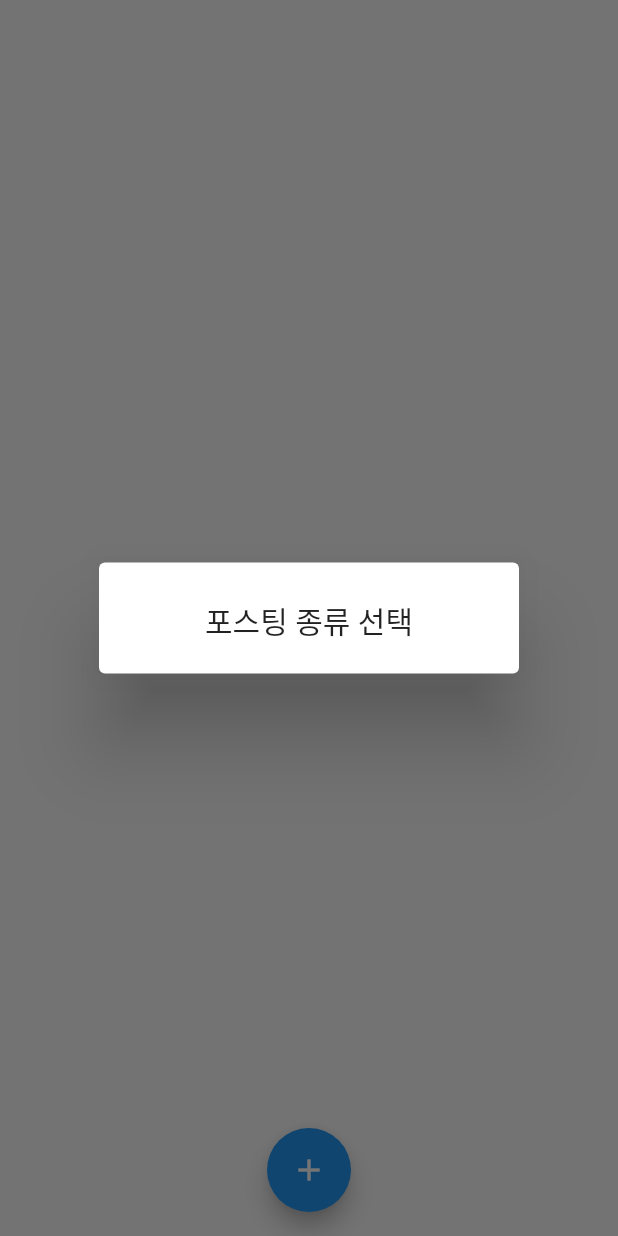
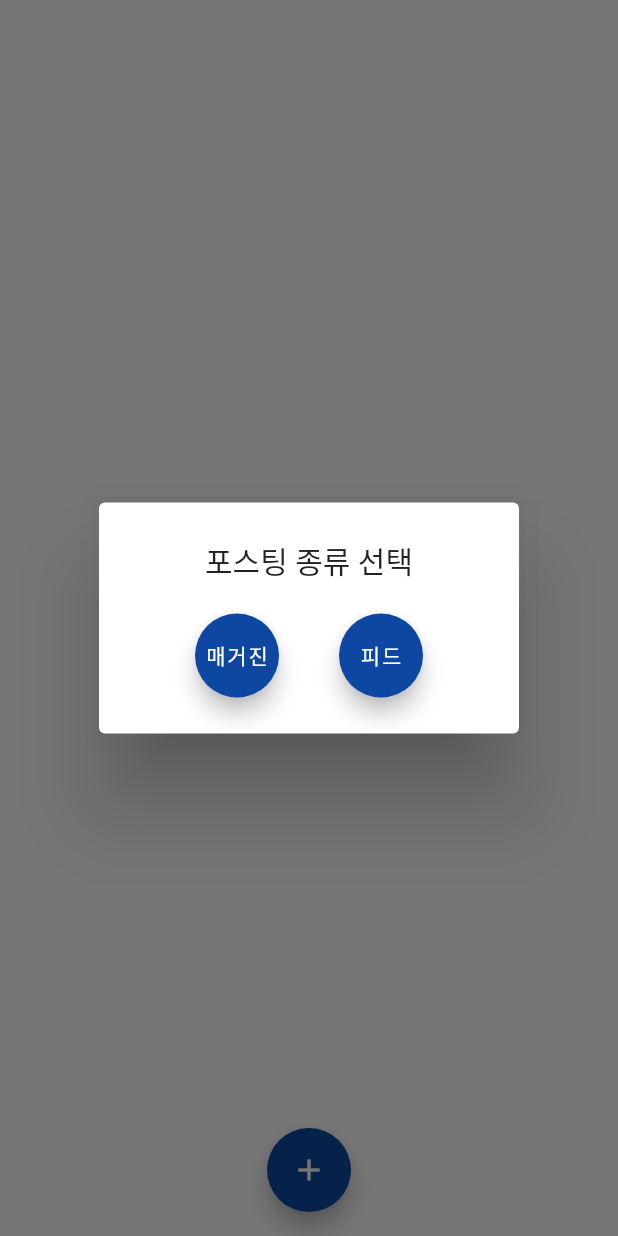
Before and after one commit to seongpil0948/campi, a Flutter app: the screen it shows after launch, after a tap on the "add" icon, on a phone screen of 412 x 824 dp. Run offline on Flutter 3.47's test engine with Material 2 defaults, Android fonts, the phone set to English and light mode, and no system bars; our stand-ins replace bloc, cloud_firestore, equatable, firebase_analytics, firebase_core, firebase_crashlytics and 2 more; accounts and stored records are empty.

Commit message:
네비 오케

```diff
--- a/lib/components/btn/fabs.dart
+++ b/lib/components/btn/fabs.dart
@@ -1,4 +1,7 @@
+import 'package:campi/views/router/page.dart';
+import 'package:campi/views/router/state.dart';
 import 'package:flutter/material.dart';
+import 'package:provider/src/provider.dart';
 
 class PostingFab extends StatelessWidget {
   const PostingFab({Key? key}) : super(key: key);
@@ -9,48 +12,45 @@ class PostingFab extends StatelessWidget {
         onPressed: () {
           showDialog(
               context: context,
-              builder: (innerCtx) => const AlertDialog(
-                    title: Center(child: Text("포스팅 종류 선택")),
-                    // content: Row(
-                    //   mainAxisAlignment: MainAxisAlignment.spaceEvenly,
-                    //   children: const [MgzFab(), FeedFab()],
-                    // ),
-                  ));
+              builder: (innerCtx) => AlertDialog(
+                  title: const Center(child: Text("포스팅 종류 선택")),
+                  content: Row(
+                    mainAxisAlignment: MainAxisAlignment.spaceEvenly,
+                    children: const [MgzFab(), FeedFab()],
+                  )));
         },
         child: const Icon(Icons.add));
   }
 }
 
-// class MgzFab extends StatelessWidget {
-//   const MgzFab({Key? key}) : super(key: key);
+class MgzFab extends StatelessWidget {
+  const MgzFab({Key? key}) : super(key: key);
 
-//   @override
-//   Widget build(BuildContext context) {
-//     return FloatingActionButton(
-//       onPressed: () {
-//         Navigator.of(context)
-//             .pushNamed(mgzPostPath, arguments: mgzPostPathConfig);
-//       },
-//       child: const Text("매거진"),
-//       shape: const CircleBorder(),
-//     );
-//   }
-// }
+  @override
+  Widget build(BuildContext context) {
+    return FloatingActionButton(
+      onPressed: () {
+        context.read<NavigationCubit>().push(mgzPostPath);
+      },
+      child: const Text("매거진"),
+      shape: const CircleBorder(),
+    );
+  }
+}
 
-// class FeedFab extends StatelessWidget {
-//   const FeedFab({
-//     Key? key,
-//   }) : super(key: key);
+class FeedFab extends StatelessWidget {
+  const FeedFab({
+    Key? key,
+  }) : super(key: key);
 
-//   @override
-//   Widget build(BuildContext context) {
-//     return FloatingActionButton(
-//       onPressed: () {
-//         Navigator.of(context)
-//             .pushNamed(feedPostPath, arguments: feedPostPathConfig);
-//       },
-//       child: const Text("피드"),
-//       shape: const CircleBorder(),
-//     );
-//   }
-// }
+  @override
+  Widget build(BuildContext context) {
+    return FloatingActionButton(
+      onPressed: () {
+        context.read<NavigationCubit>().push(feedPostPath);
+      },
+      child: const Text("피드"),
+      shape: const CircleBorder(),
+    );
+  }
+}
--- a/lib/main.dart
+++ b/lib/main.dart
@@ -1,13 +1,18 @@
 import 'package:campi/config/theme.dart';
 import 'package:campi/firebase_options.dart';
+import 'package:campi/views/router/config.dart';
 import 'package:campi/views/router/delegate.dart';
+import 'package:campi/views/router/page.dart';
 import 'package:campi/views/router/parser.dart';
+import 'package:campi/views/router/state.dart';
 import 'package:firebase_core/firebase_core.dart';
 import 'package:flutter/material.dart';
 import 'package:firebase_analytics/firebase_analytics.dart';
 import 'package:firebase_crashlytics/firebase_crashlytics.dart';
+import 'package:flutter_bloc/flutter_bloc.dart';
 
 final appTheme = PiTheme();
+final navi = NavigationCubit([PiPageConfig(location: postListPath)]);
 
 void main() async {
   WidgetsFlutterBinding.ensureInitialized();
@@ -29,12 +34,15 @@ class CampingApp extends StatelessWidget {
   const CampingApp({Key? key}) : super(key: key);
   @override
   Widget build(BuildContext context) {
-    return MaterialApp.router(
-        title: 'Camping & Picknic',
-        // theme: appTheme.lightTheme,
-        // darkTheme: appTheme.darkTheme,
-        // themeMode: appTheme.currentTheme,
-        routeInformationParser: PiRouteParser(),
-        routerDelegate: PiRouteDelegator());
+    return BlocProvider.value(
+        value: navi,
+        child: MaterialApp.router(
+          title: 'Camping & Picknic',
+          theme: appTheme.lightTheme,
+          darkTheme: appTheme.darkTheme,
+          themeMode: appTheme.currentTheme,
+          routeInformationParser: PiRouteParser(),
+          routerDelegate: PiRouteDelegator(navi: navi),
+        ));
   }
 }
--- a/lib/views/router/config.dart
+++ b/lib/views/router/config.dart
@@ -33,7 +33,7 @@ class PiPageConfig extends Equatable {
 
   @override
   String toString() {
-    return 'PageConfig: path = $path, args = $args';
+    return 'PiPageConfig: path = $path, args = $args';
   }
 
   @override
--- a/lib/views/router/page.dart
+++ b/lib/views/router/page.dart
@@ -1,13 +1,18 @@
 import 'package:campi/views/pages/common/login.dart';
 import 'package:campi/views/pages/common/splash.dart';
 import 'package:campi/views/pages/common/unknown.dart';
+import 'package:campi/views/pages/posts/feed_post.dart';
+import 'package:campi/views/pages/posts/mgz_post.dart';
 import 'package:campi/views/pages/posts/posts.dart';
 import 'package:campi/views/router/config.dart';
 import 'package:flutter/material.dart';
 
+const rootPath = '/';
 const splashPath = '/splash';
 const loginPath = '/login';
 const postListPath = '/post/list';
+const mgzPostPath = '/post/mgz';
+const feedPostPath = '/post/feed';
 
 MaterialPage wgetToPage(PiPageConfig config, Widget w) =>
     MaterialPage(arguments: config.args, child: w, name: config.name);
@@ -16,7 +21,10 @@ MaterialPage getPage(PiPageConfig config) =>
     wgetToPage(config, _routes[config.route]?.call() ?? const UnknownPage());
 
 Map<String, Widget Function()> _routes = {
+  rootPath: () => const PostsListView(),
   splashPath: () => const SplashPage(),
   loginPath: () => const LoginPage(),
   postListPath: () => const PostsListView(),
+  mgzPostPath: () => const MgzPostPage(),
+  feedPostPath: () => const FeedPostPage(),
 };
```
Also changed, not shown: lib/views/pages/posts/feed_post.dart (added, +15 -0 lines), lib/views/pages/posts/mgz_post.dart (added, +15 -0 lines), lib/views/router/delegate.dart (+17 -22 lines), lib/views/router/state.dart (added, +32 -0 lines).
